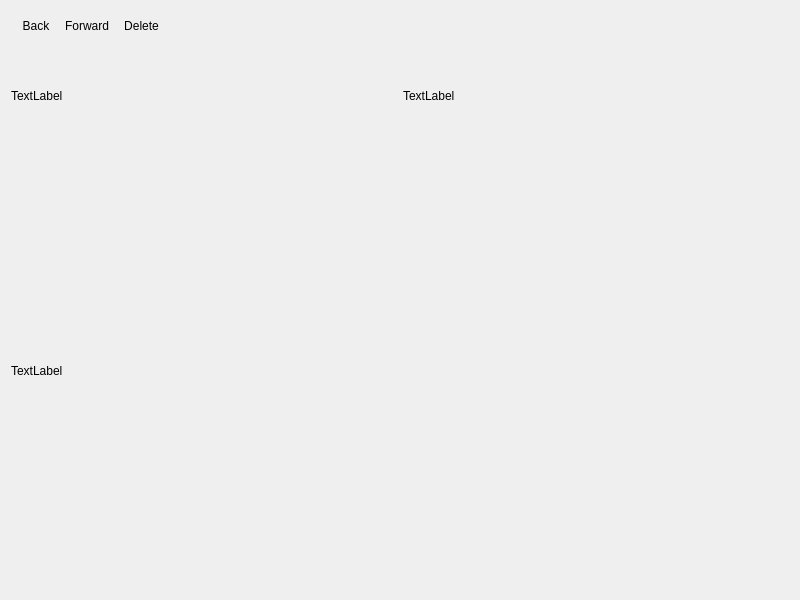
First picture: the form in src/modules/calibration/calibrator/rectified_image_view_window.ui, repository vahagnIV/gago-ui, before the edit.
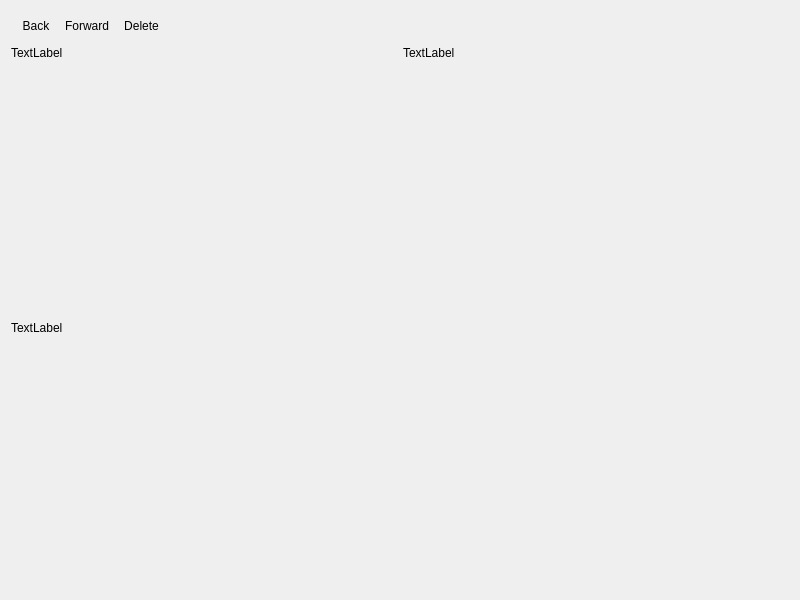
Second picture: the form after the edit. Icons and pictures are not drawn.

```diff
--- a/src/modules/calibration/calibrator/rectified_image_view_window.ui
+++ b/src/modules/calibration/calibrator/rectified_image_view_window.ui
@@ -25,9 +25,9 @@
     </widget>
    </item>
    <item>
-    <layout class="QVBoxLayout" name="verticalLayout">
+    <layout class="QVBoxLayout" name="verticalLayout" stretch="0,1">
      <item>
-      <layout class="QHBoxLayout" name="horizontalLayout">
+      <layout class="QHBoxLayout" name="horizontalLayout" stretch="0,0">
        <item>
         <widget class="QLabel" name="label_2">
          <property name="maximumSize">
```
